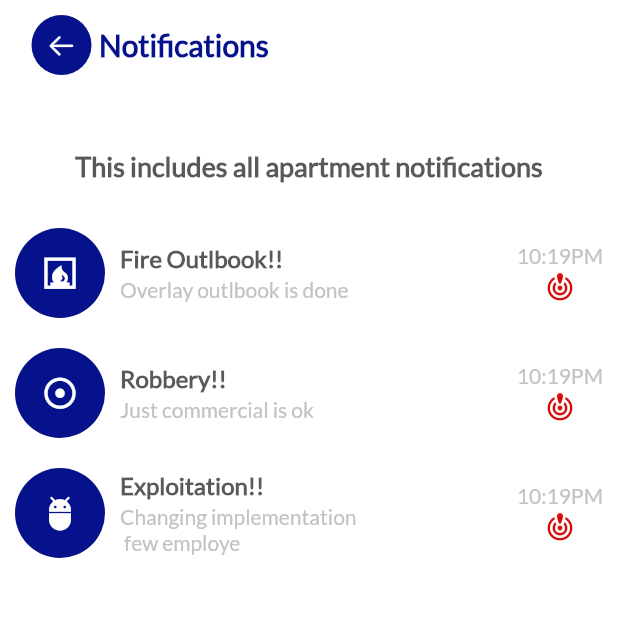
After one commit to ooFranckyc/roomate, a Flutter app: the HomeScreen screen opened directly, after a tap on an icon or button, on a phone screen of 412 x 824 dp, the top half of it. The commit adds this screen. Run offline on Flutter 3.47's test engine with Material 2 defaults, Android fonts, the light colour scheme and no system bars; drawn by our look-alikes of flutter_bounce; our stand-ins replace introduction_screen, pinput; network calls fail.

Commit message:
rommate app, terminated with 97% ui/ux

```diff
--- a/lib/screens/home/fragments/home/home_fragment.dart
+++ b/lib/screens/home/fragments/home/home_fragment.dart
@@ -1,9 +1,12 @@
 import 'package:flutter/cupertino.dart';
 import 'package:flutter/material.dart';
 import 'package:flutter/services.dart';
+import 'package:flutter_bounce/flutter_bounce.dart';
 import 'package:roomate/screens/home/fragments/home/widgets/pcc.dart';
 import 'package:roomate/screens/home/fragments/home/widgets/profile_card_r.dart';
 import 'package:roomate/screens/home/fragments/home/widgets/rcav.dart';
+import 'package:roomate/screens/notification/notification.dart';
+import 'package:roomate/utils/animations/transition.dart';
 import 'package:roomate/utils/appstore.dart';
 import 'package:roomate/utils/widgets/searchbar.dart';
 
@@ -314,6 +317,7 @@ class _HomeFragmentState extends State<HomeFragment> {
                 child: CupertinoSwitch(
                     value: notificationEnabled,
                     activeColor: Appstore.colorPLighter,
+                    trackColor: const Color(0xffE5E5E5),
                     onChanged: (vl) {
                       setState(() {
                         notificationEnabled = !notificationEnabled;
@@ -321,10 +325,17 @@ class _HomeFragmentState extends State<HomeFragment> {
                     }),
               ),
               const SizedBox(width: 5),
-              Icon(
-                CupertinoIcons.bell,
-                size: 27,
-                color: Appstore.colorDark1,
+              Bounce(
+                duration: const Duration(milliseconds: 180),
+                onPressed: () {
+                  Navigator.push(context,
+                      SlideTransitionRightToLeft(const NotificationScreen()));
+                },
+                child: Icon(
+                  CupertinoIcons.bell,
+                  size: 27,
+                  color: Appstore.colorDark1,
+                ),
               )
             ],
           )
--- a/lib/screens/home/fragments/home/widgets/pcc.dart
+++ b/lib/screens/home/fragments/home/widgets/pcc.dart
@@ -21,9 +21,9 @@ class _PopularCitieCardState extends State<PopularCitieCard> {
       alignment: Alignment.center,
       margin: const EdgeInsets.only(right: 8),
       decoration: BoxDecoration(
-          // image: DecorationImage(
-          //     fit: BoxFit.cover,
-          //     image: NetworkImage(widget.imgCenteredIndex[widget.index])),
+          image: DecorationImage(
+              fit: BoxFit.cover,
+              image: NetworkImage(widget.imgCenteredIndex[widget.index])),
           color: Appstore.colorDark3,
           borderRadius: BorderRadius.circular(10)),
       child: Text(
--- a/lib/screens/home/fragments/home/widgets/profile_card_r.dart
+++ b/lib/screens/home/fragments/home/widgets/profile_card_r.dart
@@ -32,7 +32,7 @@ class _ProfileCardRoommateState extends State<ProfileCardRoommate> {
     return Container(
       width: 250,
       padding: const EdgeInsets.only(bottom: 15),
-      margin: const EdgeInsets.only(right: 15, bottom: 15),
+      margin: const EdgeInsets.only(right: 5, left: 5, bottom: 15),
       decoration: BoxDecoration(
           color: Colors.white,
           boxShadow: [
@@ -51,9 +51,9 @@ class _ProfileCardRoommateState extends State<ProfileCardRoommate> {
             alignment: Alignment.center,
             decoration: BoxDecoration(
                 color: Appstore.colorDark3,
-                // image: DecorationImage(
-                //   fit: BoxFit.cover,
-                //   image: NetworkImage(widget.img)),
+                image: DecorationImage(
+                  fit: BoxFit.cover,
+                  image: NetworkImage(widget.img)),
                 borderRadius: const BorderRadius.only(
                     topLeft: Radius.circular(20),
                     topRight: Radius.circular(20))),
--- a/lib/screens/home/fragments/home/widgets/rcav.dart
+++ b/lib/screens/home/fragments/home/widgets/rcav.dart
@@ -48,9 +48,9 @@ class _RecommandedCardState extends State<RecommandedCard> {
             alignment: Alignment.center,
             decoration: BoxDecoration(
                 color: Appstore.colorDark2.withOpacity(.40),
-                // image: DecorationImage(
-                //   fit: BoxFit.cover,
-                //   image: NetworkImage(widget.img)),
+                image: DecorationImage(
+                  fit: BoxFit.cover,
+                  image: NetworkImage(widget.img)),
                 borderRadius: const BorderRadius.only(
                     topLeft: Radius.circular(20),
                     topRight: Radius.circular(20))),
--- a/lib/screens/home/fragments/message/message_fragment.dart
+++ b/lib/screens/home/fragments/message/message_fragment.dart
@@ -154,30 +154,35 @@ class _ChatsFragmentState extends State<ChatsFragment> {
         MessageChatingLayout(
             hasReaded: true,
             missingMessage: 0,
+            imgProfile: "https://images.pexels.com/photos/32976/pexels-photo.jpg?auto=compress&cs=tinysrgb&w=400",
             username: "Cheryl Brown",
             handleMessage: "What's the apartement like",
             time: "08:03PM"),
         MessageChatingLayout(
             hasReaded: false,
             missingMessage: 2,
+            imgProfile: "https://images.pexels.com/photos/2955375/pexels-photo-2955375.jpeg?auto=compress&cs=tinysrgb&w=400",
             username: "Jide Aderson",
             handleMessage: "I'll get back to you",
             time: "06:00PM"),
         MessageChatingLayout(
             hasReaded: false,
             missingMessage: 0,
+            imgProfile: "https://images.pexels.com/photos/50855/pexels-photo-50855.jpeg?auto=compress&cs=tinysrgb&w=400",
             username: "Victor Greg",
             handleMessage: "It's all good",
             time: "08:03PM"),
         MessageChatingLayout(
             hasReaded: true,
             missingMessage: 0,
+            imgProfile: "https://images.pexels.com/photos/1181293/pexels-photo-1181293.jpeg?auto=compress&cs=tinysrgb&w=400",
             username: "Ivana Bell",
             handleMessage: "I like this apartment",
             time: "05:23PM"),
         MessageChatingLayout(
             hasReaded: true,
             missingMessage: 0,
+            imgProfile: "https://images.pexels.com/photos/756484/pexels-photo-756484.jpeg?auto=compress&cs=tinysrgb&w=400",
             username: "Adam Ontario",
             handleMessage: "Wow, this apartment is cute",
             time: "02:53AM"),
@@ -203,16 +208,19 @@ class _CallFragmentState extends State<CallFragment> {
         ),
         MessageCallLayout(
             hasReaded: true,
+            imgProfile: "https://images.pexels.com/photos/32976/pexels-photo.jpg?auto=compress&cs=tinysrgb&w=400",
             username: "Cheryl Brown",
             handleMessage: "What's the apartement like",
             tagIdCall: "vocal"),
         MessageCallLayout(
             hasReaded: false,
+            imgProfile: "https://images.pexels.com/photos/1181293/pexels-photo-1181293.jpeg?auto=compress&cs=tinysrgb&w=400",
             username: "Ivana Bell",
             handleMessage: "I like this apartment",
             tagIdCall: "video"),
         MessageCallLayout(
             hasReaded: false,
+            imgProfile: "https://images.pexels.com/photos/756484/pexels-photo-756484.jpeg?auto=compress&cs=tinysrgb&w=400",
             username: "Adam Ontario",
             handleMessage: "Wow, this apartment is cute",
             tagIdCall: "vocal"),
--- a/lib/screens/home/fragments/message/message_layout.dart
+++ b/lib/screens/home/fragments/message/message_layout.dart
@@ -8,6 +8,7 @@ import 'package:roomate/utils/appstore.dart';
 class MessageChatingLayout extends StatefulWidget {
   final bool hasReaded;
   final int missingMessage;
+  final String imgProfile;
   final String username;
   final String handleMessage;
   final String time;
@@ -15,6 +16,7 @@ class MessageChatingLayout extends StatefulWidget {
       {super.key,
       required this.hasReaded,
       required this.missingMessage,
+      required this.imgProfile,
       required this.username,
       required this.handleMessage,
       required this.time});
@@ -32,6 +34,7 @@ class _MessageChatingLayoutState extends State<MessageChatingLayout> {
         Navigator.push(
             context,
             SlideTransitionRightToLeft(MessageScreen(
+              imgProfile: widget.imgProfile,
               username: widget.username,
               isOnline: true,
             )));
@@ -50,9 +53,9 @@ class _MessageChatingLayoutState extends State<MessageChatingLayout> {
                     width: 65,
                     height: 65,
                     decoration: BoxDecoration(
-                        // image: const DecorationImage(
-                        //     fit: BoxFit.cover,
-                        //     image: AssetImage('ressources/images/user.png')),
+                        image: DecorationImage(
+                            fit: BoxFit.cover,
+                            image: NetworkImage(widget.imgProfile)),
                         color: Colors.grey.shade200,
                         shape: BoxShape.circle),
                   ),
@@ -138,12 +141,14 @@ class _MessageChatingLayoutState extends State<MessageChatingLayout> {
 
 class MessageCallLayout extends StatefulWidget {
   final bool hasReaded;
+  final String imgProfile;
   final String username;
   final String handleMessage;
   final String tagIdCall;
   const MessageCallLayout(
       {super.key,
       required this.hasReaded,
+      required this.imgProfile,
       required this.username,
       required this.handleMessage,
       required this.tagIdCall});
@@ -168,7 +173,11 @@ class _MessageCallLayoutState extends State<MessageCallLayout> {
                   width: 65,
                   height: 65,
                   decoration: BoxDecoration(
-                      color: Colors.grey.shade200, shape: BoxShape.circle),
+                      image: DecorationImage(
+                          fit: BoxFit.cover,
+                          image: NetworkImage(widget.imgProfile)),
+                      color: Colors.grey.shade200,
+                      shape: BoxShape.circle),
                 ),
                 const SizedBox(width: 5),
                 Column(
@@ -232,9 +241,14 @@ class _MessageCallLayoutState extends State<MessageCallLayout> {
 
 // ignore: must_be_immutable
 class MessageScreen extends StatefulWidget {
+  late String imgProfile;
   late String username;
   final bool isOnline;
-  MessageScreen({super.key, required this.username, required this.isOnline});
+  MessageScreen(
+      {super.key,
+      required this.imgProfile,
+      required this.username,
+      required this.isOnline});
 
   @override
   State<MessageScreen> createState() => _MessageScreenState();
@@ -281,7 +295,11 @@ class _MessageScreenState extends State<MessageScreen> {
               height: 50,
               margin: const EdgeInsets.only(right: 8),
               decoration: BoxDecoration(
-                  shape: BoxShape.circle, color: Appstore.colorWhite),
+                  image: DecorationImage(
+                      fit: BoxFit.cover,
+                      image: NetworkImage(widget.imgProfile)),
+                  shape: BoxShape.circle,
+                  color: Appstore.colorWhite),
             ),
             Column(
               crossAxisAlignment: CrossAxisAlignment.start,
@@ -376,7 +394,9 @@ class _MessageScreenState extends State<MessageScreen> {
                   decoration: BoxDecoration(
                       color: Colors.transparent,
                       borderRadius: BorderRadius.circular(30),
-                      border: Border.all(width: 2, color: Appstore.colorDark2.withOpacity(.70))),
+                      border: Border.all(
+                          width: 2,
+                          color: Appstore.colorDark2.withOpacity(.70))),
                   child: Padding(
                     padding: const EdgeInsets.symmetric(horizontal: 15),
                     child: Row(
@@ -433,12 +453,11 @@ class _MessageScreenState extends State<MessageScreen> {
             Padding(
               padding: const EdgeInsets.only(top: 25),
               child: Icon(
-                  Icons.mic,
-                  color: Appstore.colorPLighter,
-                  size: 30,
-                ),
+                Icons.mic,
+                color: Appstore.colorPLighter,
+                size: 30,
+              ),
             ),
-
           ],
         ),
       ),
--- a/lib/screens/home/fragments/save/save_fragment.dart
+++ b/lib/screens/home/fragments/save/save_fragment.dart
@@ -163,7 +163,6 @@ class _RoomSavedFragmentState extends State<RoomSavedFragment> {
         children: [
           Container(
             width: double.infinity,
-            //height: 250,
             padding: const EdgeInsets.only(bottom: 25),
             decoration: BoxDecoration(
                 color: Appstore.colorWhite,
@@ -183,6 +182,10 @@ class _RoomSavedFragmentState extends State<RoomSavedFragment> {
                   height: 180,
                   decoration: BoxDecoration(
                       color: Appstore.colorDark3,
+                      image: const DecorationImage(
+                          fit: BoxFit.cover,
+                          image: NetworkImage(
+                              "https://images.pexels.com/photos/276724/pexels-photo-276724.jpeg?auto=compress&cs=tinysrgb&w=400")),
                       borderRadius: const BorderRadius.only(
                           topLeft: Radius.circular(10),
                           topRight: Radius.circular(10))),
@@ -378,8 +381,8 @@ class _RoommateSavedFragmentState extends State<RoommateSavedFragment> {
               Expanded(
                 child: ProfileCardRoommate(
                     img:
-                        "https://images.pexels.com/photos/1181391/pexels-photo-1181391.jpeg?auto=compress&cs=tinysrgb&w=600",
-                    roommateName: "Justin Belge",
+                        "https://images.pexels.com/photos/1898555/pexels-photo-1898555.jpeg?auto=compress&cs=tinysrgb&w=400",
+                    roommateName: "Justina Belge",
                     roommateYear: 36,
                     roommateCountry: "Cameroon",
                     roommateSex: "Male",
@@ -390,11 +393,11 @@ class _RoommateSavedFragmentState extends State<RoommateSavedFragment> {
               Expanded(
                 child: ProfileCardRoommate(
                     img:
-                        "https://images.unsplash.com/photo-1488161628813-04466f872be2?ixlib=rb-1.2.1&ixid=MnwxMjA3fDB8MHxzZWFyY2h8MTN8fG1hbnxlbnwwfHwwfHw%3D&auto=format&fit=crop&w=400&q=60",
+                        "https://images.pexels.com/photos/1485031/pexels-photo-1485031.jpeg?auto=compress&cs=tinysrgb&w=400",
                     roommateName: "Daniela Bundy",
                     roommateYear: 20,
                     roommateCountry: "France",
-                    roommateSex: "Male",
+                    roommateSex: "Female",
                     roommateStatus: "Student",
                     roommateReligion: "Christian",
                     budgetOfRoommate: 18.340),
--- a/lib/screens/home/home.dart
+++ b/lib/screens/home/home.dart
@@ -33,7 +33,7 @@ class _HomeScreenState extends State<HomeScreen> {
       body: fragmentListPage[currentIndex],
       bottomNavigationBar: Container(
         height: 65,
-        color: Appstore.colorWhite,
+        color: const Color(0xffE5E5E5),
         alignment: Alignment.center,
         padding: const EdgeInsets.symmetric(horizontal: 15),
         child: Row(
--- /dev/null
+++ b/lib/screens/notification/notification.dart
@@ -0,0 +1,205 @@
+import 'package:flutter/cupertino.dart';
+import 'package:flutter/material.dart';
+import 'package:flutter/services.dart';
+import 'package:flutter_bounce/flutter_bounce.dart';
+import 'package:roomate/utils/appstore.dart';
+
+class NotificationScreen extends StatefulWidget {
+  const NotificationScreen({super.key});
+
+  @override
+  State<NotificationScreen> createState() => _NotificationScreenState();
+}
+
+class _NotificationScreenState extends State<NotificationScreen> {
+  @override
+  Widget build(BuildContext context) {
+    return Scaffold(
+      appBar: AppBar(
+        toolbarHeight: 60,
+        automaticallyImplyLeading: false,
+        title: Row(
+          children: [
+            Bounce(
+              duration: const Duration(milliseconds: 180),
+              onPressed: () {
+               Navigator.pop(context);
+              },
+              child: Container(
+                width: 40,
+                height: 40,
+                margin: const EdgeInsets.only(left: 5, right: 5),
+                alignment: Alignment.center,
+                decoration: BoxDecoration(
+                    color: Appstore.colorPLighter, shape: BoxShape.circle),
+                child: Icon(
+                  CupertinoIcons.arrow_left,
+                  color: Appstore.colorWhite,
+                  size: 20,
+                ),
+              ),
+            ),
+            const SizedBox(height: 5),
+            Text(
+              "Notifications",
+              style: TextStyle(
+                  color: Appstore.colorPLighter,
+                  fontSize: 20,
+                  fontFamily: Appstore.appFont,
+                  fontWeight: FontWeight.w600),
+            ),
+          ],
+        ),
+        systemOverlayStyle: SystemUiOverlayStyle(
+            statusBarColor: Appstore.colorWhite,
+            statusBarBrightness: Brightness.dark,
+            statusBarIconBrightness: Brightness.dark),
+        backgroundColor: Appstore.colorWhite,
+        elevation: 0,
+      ),
+      backgroundColor: Appstore.colorWhite,
+      body: ListView(
+        children: [
+          Padding(
+            padding: const EdgeInsets.only(top: 40),
+            child: Column(
+                crossAxisAlignment: CrossAxisAlignment.center,
+                children: [
+                  Text(
+                    "This includes all apartment notifications",
+                    style: TextStyle(
+                        color: Appstore.colorDark1.withOpacity(.80),
+                        fontSize: 18,
+                        fontFamily: Appstore.appFont,
+                        fontWeight: FontWeight.w600),
+                  ),
+                  const SizedBox(height: 20),
+                ]),
+          ),
+          Expanded(child: listPushedNotif())
+        ],
+      ),
+    );
+  }
+
+  Widget listPushedNotif() {
+    return Column(
+      children: const [
+        NotificationLayout(
+            icon: Icons.fireplace,
+            title: "Fire Outlbook!!",
+            description: "Overlay outlbook is done",
+            time: "10:19PM",
+            isCritical: true),
+        NotificationLayout(
+            icon: Icons.adjust_rounded,
+            title: "Robbery!!",
+            description: "Just commercial is ok",
+            time: "10:19PM",
+            isCritical: true),
+        NotificationLayout(
+            icon: Icons.adb_sharp,
+            title: "Exploitation!!",
+            description: "Changing implementation\n few employe",
+            time: "10:19PM",
+            isCritical: true),
+      ],
+    );
+  }
+}
+
+class NotificationLayout extends StatelessWidget {
+  final IconData icon;
+  final String title;
+  final String description;
+  final String time;
+  final bool isCritical;
+  const NotificationLayout(
+      {super.key,
+      required this.icon,
+      required this.title,
+      required this.description,
+      required this.time,
+      required this.isCritical});
+
+  @override
+  Widget build(BuildContext context) {
+    return SizedBox(
+      width: double.infinity,
+      child: Padding(
+        padding: const EdgeInsets.symmetric(horizontal: 10, vertical: 10),
+        child: Row(
+          crossAxisAlignment: CrossAxisAlignment.center,
+          mainAxisAlignment: MainAxisAlignment.spaceBetween,
+          children: [
+            Row(
+              crossAxisAlignment: CrossAxisAlignment.center,
+              children: [
+                Container(
+                  width: 60,
+                  height: 60,
+                  alignment: Alignment.center,
+                  decoration: BoxDecoration(
+                      color: Appstore.colorPLighter, shape: BoxShape.circle),
+                  child: Icon(
+                    icon,
+                    color: Appstore.colorWhite,
+                    size: 25,
+                  ),
+                ),
+                const SizedBox(
+                  width: 10,
+                ),
+                Column(
+                  crossAxisAlignment: CrossAxisAlignment.start,
+                  mainAxisAlignment: MainAxisAlignment.center,
+                  children: [
+                    Text(
+                      title,
+                      style: TextStyle(
+                          color: Appstore.colorDark1.withOpacity(.80),
+                          fontSize: 16,
+                          fontFamily: Appstore.appFont,
+                          fontWeight: FontWeight.w600),
+                    ),
+                    const SizedBox(height: 3),
+                    Text(
+                      description,
+                      maxLines: 2,
+                      overflow: TextOverflow.fade,
+                      style: TextStyle(
+                          color: Appstore.colorDark2,
+                          fontSize: 14,
+                          fontFamily: Appstore.appFont,
+                          fontWeight: FontWeight.w500),
+                    ),
+                  ],
+                )
+              ],
+            ),
+            Column(
+              //mainAxisAlignment: MainAxisAlignment.spaceBetween,
+              children: [
+                Text(
+                  time,
+                  style: TextStyle(
+                      color: Appstore.colorDark2,
+                      fontFamily: Appstore.appFont,
+                      fontSize: 14,
+                      fontWeight: FontWeight.normal),
+                ),
+                const SizedBox(height: 3),
+                Icon(
+                  Icons.crisis_alert,
+                  color:
+                      isCritical ? Appstore.colorError : Appstore.colorSuccess,
+                  size: 20,
+                )
+              ],
+            )
+          ],
+        ),
+      ),
+    );
+  }
+}
--- a/lib/screens/onboarding/onboarding.dart
+++ b/lib/screens/onboarding/onboarding.dart
@@ -3,7 +3,6 @@ import 'package:flutter/services.dart';
 import 'package:flutter_bounce/flutter_bounce.dart';
 import 'package:introduction_screen/introduction_screen.dart';
 import 'package:roomate/screens/authentification/register/register.dart';
-import 'package:roomate/screens/home/home.dart';
 import 'package:roomate/utils/animations/transition.dart';
 import 'package:roomate/utils/appstore.dart';
 
@@ -23,7 +22,7 @@ class _OnBoardingScreenState extends State<OnBoardingScreen> {
             fontWeight: FontWeight.bold,
             color: Appstore.colorDark1,
             fontFamily: Appstore.appFont,
-            fontSize: Appstore.fontSizeHeading1),
+            fontSize: 20),
       ),
       useScrollView: true,
       bodyWidget: Padding(
@@ -31,7 +30,7 @@ class _OnBoardingScreenState extends State<OnBoardingScreen> {
         child: Text(
           Appstore.boardingTextDesc1,
           style: TextStyle(
-              fontWeight: FontWeight.w600,
+              fontWeight: FontWeight.w500,
               color: Appstore.colorDark2,
               fontFamily: Appstore.appFont,
               fontSize: 15),
@@ -50,7 +49,7 @@ class _OnBoardingScreenState extends State<OnBoardingScreen> {
             fontWeight: FontWeight.bold,
             color: Appstore.colorDark1,
             fontFamily: Appstore.appFont,
-            fontSize: Appstore.fontSizeHeading1),
+            fontSize: 20),
       ),
       useScrollView: true,
       bodyWidget: Padding(
@@ -58,7 +57,7 @@ class _OnBoardingScreenState extends State<OnBoardingScreen> {
         child: Text(
           Appstore.boardingTextDesc1,
           style: TextStyle(
-              fontWeight: FontWeight.w600,
+              fontWeight: FontWeight.w500,
               color: Appstore.colorDark2,
               fontFamily: Appstore.appFont,
               fontSize: 15),
@@ -77,7 +76,7 @@ class _OnBoardingScreenState extends State<OnBoardingScreen> {
             fontWeight: FontWeight.bold,
             color: Appstore.colorDark1,
             fontFamily: Appstore.appFont,
-            fontSize: Appstore.fontSizeHeading2),
+            fontSize: 20),
       ),
       useScrollView: true,
       bodyWidget: Padding(
@@ -85,7 +84,7 @@ class _OnBoardingScreenState extends State<OnBoardingScreen> {
         child: Text(
           Appstore.boardingTextDesc1,
           style: TextStyle(
-              fontWeight: FontWeight.w600,
+              fontWeight: FontWeight.w500,
               color: Appstore.colorDark2,
               fontFamily: Appstore.appFont,
               fontSize: 15),
@@ -120,7 +119,7 @@ class _OnBoardingScreenState extends State<OnBoardingScreen> {
             duration: const Duration(milliseconds: 180),
             onPressed: () {
               Navigator.pushReplacement(
-                  context, SlideTransitionRightToLeft(const HomeScreen()));
+                  context, SlideTransitionRightToLeft(const RegisterScreen()));
             },
             child: Text(
               Appstore.skipButtonText,
```
